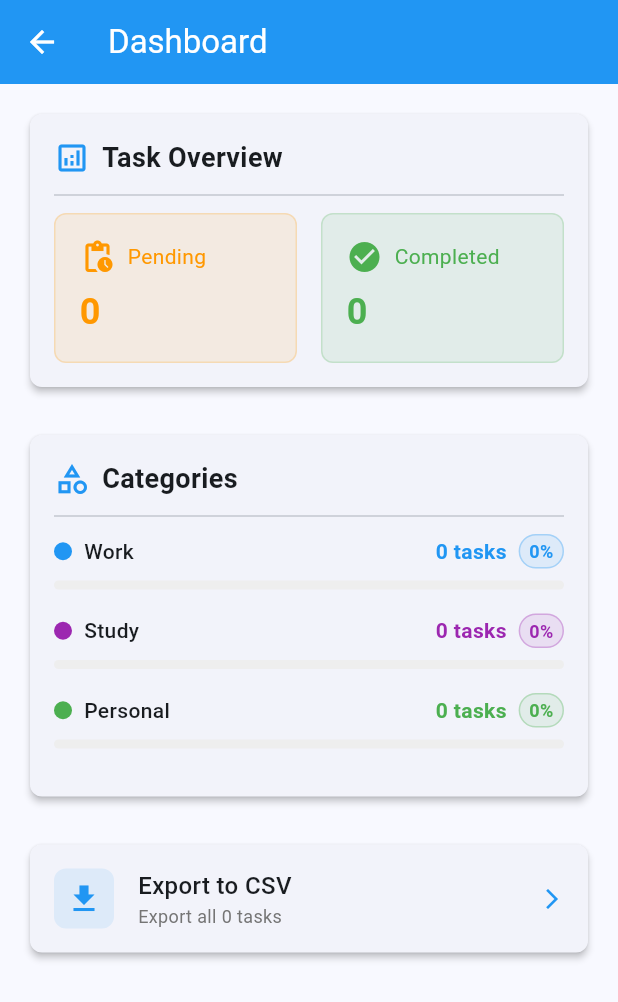
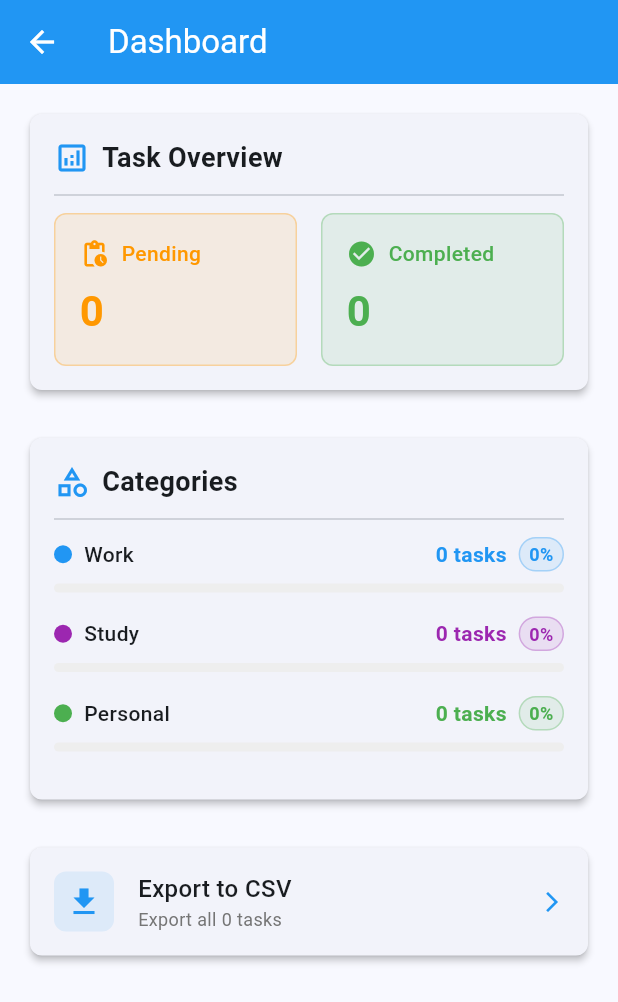
Before and after one commit to M-HamidMehmood/flutter-ai-todo-app, a Flutter app: the DashboardScreen screen opened directly, on a phone screen of 412 x 824 dp. Shown: the top 1002 px of the screen. Run offline on Flutter 3.47's test engine with Material 3 defaults, Android fonts, the phone set to English and light mode, and no system bars; our stand-ins replace csv, flutter_local_notifications, flutter_slidable, permission_handler, share_plus, shared_preferences and 1 more; accounts and stored records are empty.

Commit message:
style: refine dashboard UI by adjusting border opacity, icon size, and text styles for enhanced readability and aesthetics

```diff
--- a/lib/screens/dashboard_screen.dart
+++ b/lib/screens/dashboard_screen.dart
@@ -308,7 +308,7 @@ class _DashboardScreenState extends State<DashboardScreen> with SingleTickerProv
         color: color.withOpacity(0.1),
         borderRadius: BorderRadius.circular(UIConstants.cardBorderRadius),
         border: Border.all(
-          color: color.withOpacity(0.2),
+          color: color.withOpacity(0.3),
           width: 1,
         ),
       ),
@@ -317,12 +317,12 @@ class _DashboardScreenState extends State<DashboardScreen> with SingleTickerProv
         children: [
           Row(
             children: [
-              Icon(icon, color: color),
+              Icon(icon, color: color, size: 20),
               const SizedBox(width: UIConstants.smallPadding),
               Text(
                 label,
                 style: TextStyle(
-                  fontSize: 14,
+                  fontWeight: FontWeight.w500,
                   color: color,
                 ),
               ),
@@ -332,7 +332,7 @@ class _DashboardScreenState extends State<DashboardScreen> with SingleTickerProv
           Text(
             value,
             style: TextStyle(
-              fontSize: 24,
+              fontSize: 28,
               fontWeight: FontWeight.bold,
               color: color,
             ),
```
